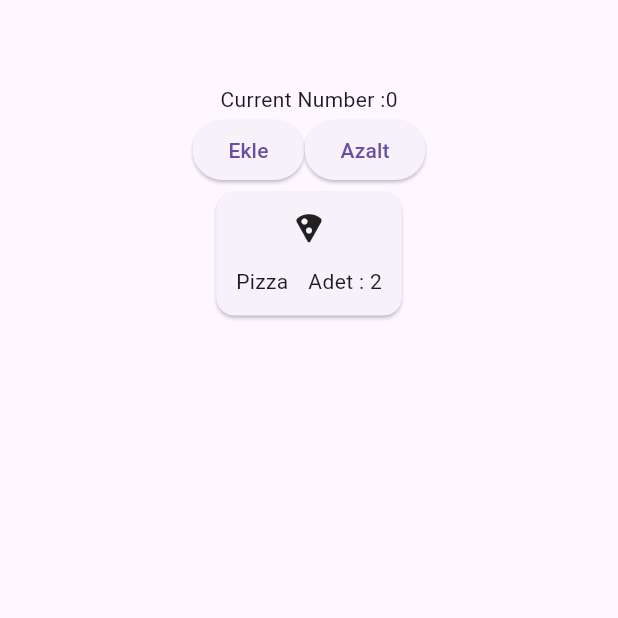
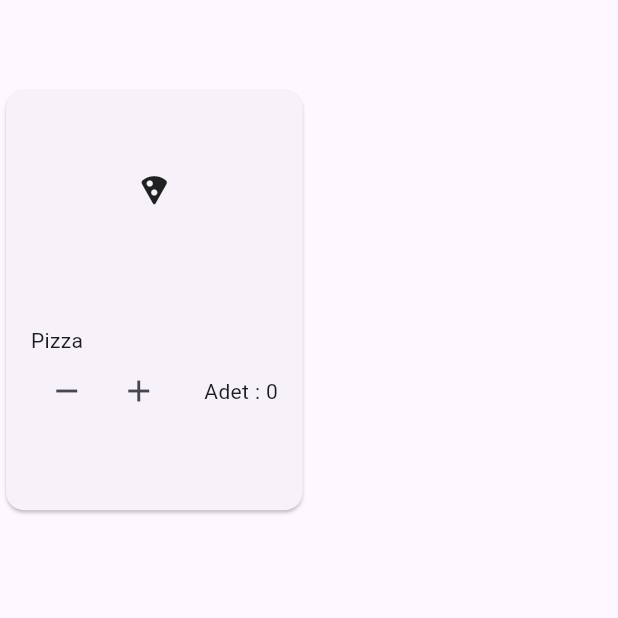
Before and after one commit to EminAkkaya/edisyon, a Flutter app: the screen it shows after launch, on a phone screen of 412 x 824 dp, the top half of it. Run offline on Flutter 3.47's test engine with Material 3 defaults, Android fonts, the phone set to English and light mode, and no system bars.

Commit message:
I added add and remove functions in landing widget card, and I made some style things in there.

```diff
--- a/lib/ui/landing/landing_view.dart
+++ b/lib/ui/landing/landing_view.dart
@@ -15,33 +15,20 @@
   Widget build(BuildContext context) {
     return Column(
       children: [
-        Text("Current Number :$count"),
-
-        Row(
-          mainAxisAlignment: MainAxisAlignment.center,
-          children: [
-            ElevatedButton.icon(
-              onPressed: () {
-                setState(() {
-                  count++;
-                });
-              },
-              label: Text("Ekle"),
-            ),
-            ElevatedButton.icon(
-              onPressed: () {
-                setState(() {
-                  count--;
-                });
-              },
-              label: Text("Azalt"),
-            ),
-          ],
-        ),
         ProductCard(
           visual: Icon(Icons.local_pizza_rounded),
           title: "Pizza",
-          count: 2,
+          count: count,
+          add: () {
+            setState(() {
+              count++;
+            });
+          },
+          remove: () {
+            setState(() {
+              count--;
+            });
+          },
         ),
       ],
     );
--- a/lib/ui/landing/landing_widgets.dart
+++ b/lib/ui/landing/landing_widgets.dart
@@ -5,33 +5,48 @@
   final Widget? visual;
   final String? title;
   final int? count;
+  final void Function()? add;
+  final void Function()? remove;
   const ProductCard({
     super.key,
     required this.visual,
     required this.title,
     required this.count,
+    required this.add,
+    required this.remove,
   });
 
   @override
   Widget build(BuildContext context) {
     return Card(
+      child: Padding(
+        padding: EdgeInsets.all(MediaQuery.sizeOf(context).height * 0.02),
         child: SizedBox(
-        width: MediaQuery.sizeOf(context).width * 0.3,
-        height: MediaQuery.sizeOf(context).width * 0.2,
+          width: MediaQuery.sizeOf(context).width * 0.4,
+          height: MediaQuery.sizeOf(context).height * 0.3,
           child: Column(
-          mainAxisAlignment: MainAxisAlignment.spaceEvenly,
+            mainAxisAlignment: MainAxisAlignment.spaceAround,
             children: [
               visual ?? Icon(Icons.question_mark_rounded, size: 100),
 
+              Column(
+                crossAxisAlignment: CrossAxisAlignment.start,
+                children: [
+                  Text(title ?? "Başlık Girilmedi"),
                   Row(
                     mainAxisAlignment: MainAxisAlignment.spaceEvenly,
                     children: [
-                Text(title ?? "Başlık Girilmedi"),
+                      IconButton(onPressed: remove, icon: Icon(Icons.remove)),
+                      IconButton(onPressed: add, icon: Icon(Icons.add)),
+                      Spacer(),
                       Text("Adet : $count"),
                     ],
                   ),
                 ],
               ),
+            ],
+          ),
+        ),
       ),
     );
   }
```
Lines whose indentation alone changed are shown as unchanged.
